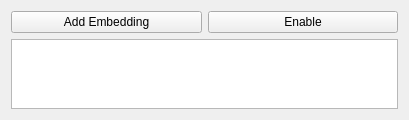
HashakGik/OneTrainer-QT6, file modules/ui/views/tabs/additional_embeddings.ui: the form before one commit.
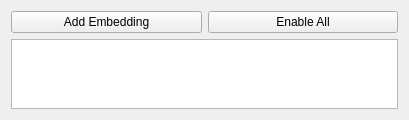
The form after the commit.

Diff of the .ui file:
```diff
--- a/modules/ui/views/tabs/additional_embeddings.ui
+++ b/modules/ui/views/tabs/additional_embeddings.ui
@@ -24,7 +24,7 @@
    <item row="0" column="1">
     <widget class="QPushButton" name="enableBtn">
      <property name="text">
-      <string>Enable</string>
+      <string>Enable All</string>
      </property>
     </widget>
    </item>
```
